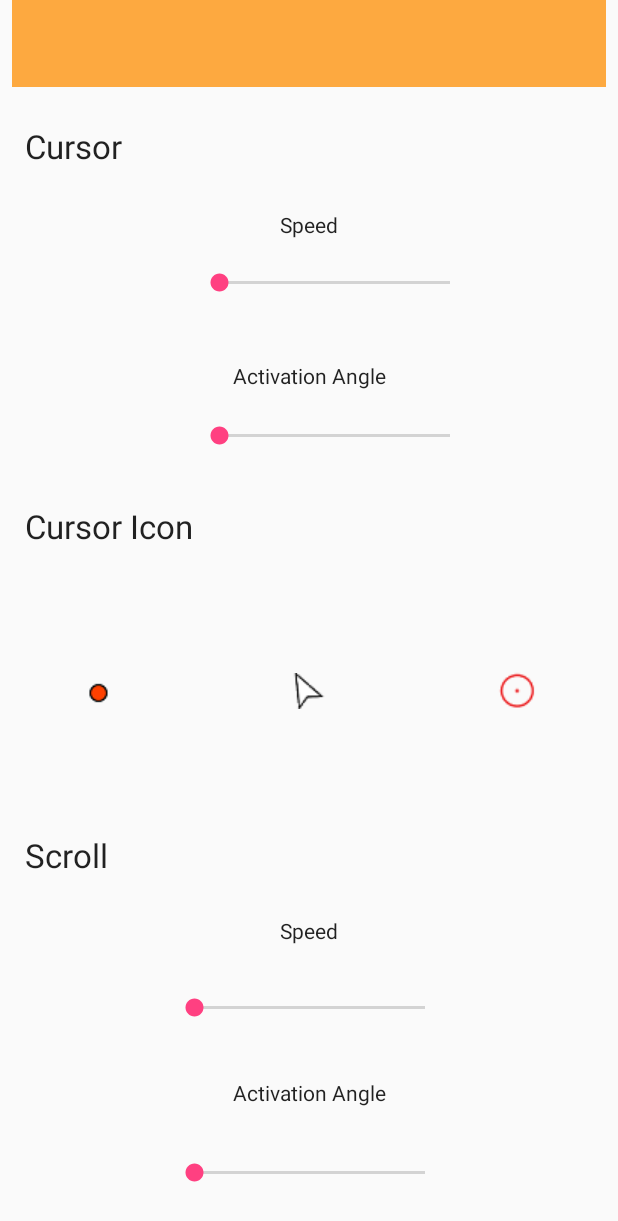
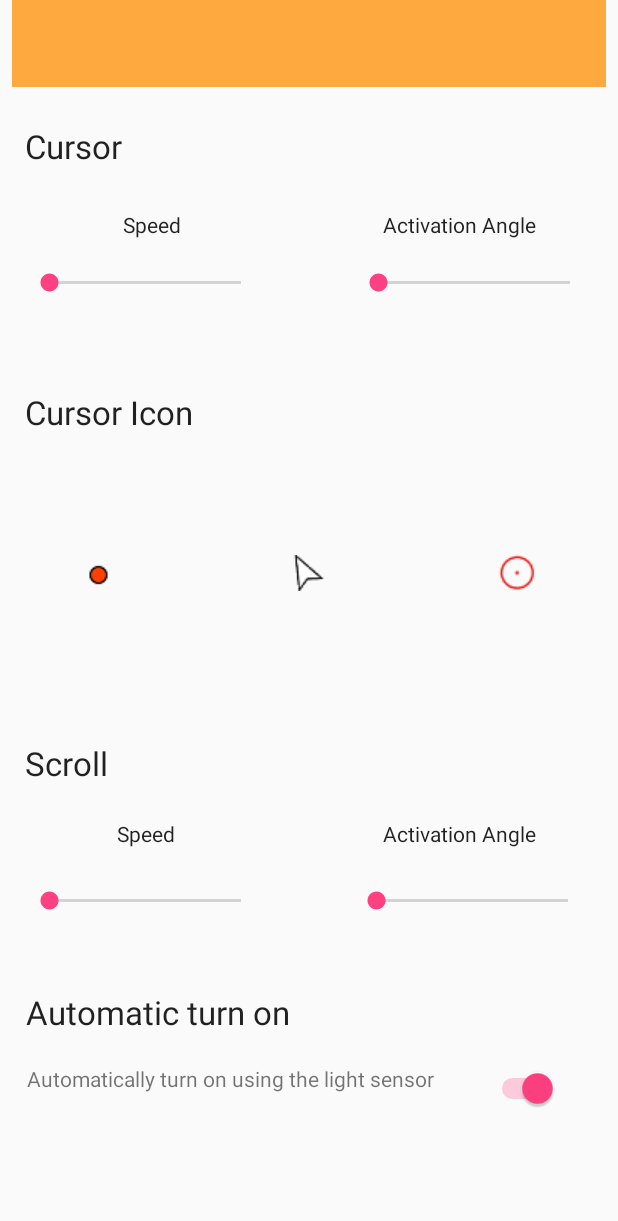
Before and after one commit to Revinz/P2_Application, an Android app: the layout activity_settings.xml on its own in the app's theme, with its tools: preview values and no code run, on a phone screen of 412 x 824 dp. Shown: the top 1221 px of the screen. Run offline under Robolectric (Android 15) with nearby library versions, the phone set to English and light mode, and no system bars.

Commit message:
Auto turn on

```diff
--- a/app/src/main/java/aau/g202/p2_gesturebasedinteraction/Settings.java
+++ b/app/src/main/java/aau/g202/p2_gesturebasedinteraction/Settings.java
@@ -5,21 +5,25 @@ import android.media.Image;
 import android.support.v7.app.AppCompatActivity;
 import android.os.Bundle;
 import android.view.View;
+import android.widget.CompoundButton;
 import android.widget.ImageButton;
 import android.widget.SeekBar;
 import android.widget.SeekBar.OnSeekBarChangeListener;
+import android.widget.Switch;
 
 public class Settings extends AppCompatActivity implements View.OnClickListener{
 
     //initializing variables
     SeekBar cursorSpeed_seekbar, cursorAngle_seekbar, scrollSpeed_seekbar, scrollAngle_seekbar;
     ImageButton dot_button, cursor_button, circle_button;
+    Switch AutoTurnOn;
 
     @Override
     protected void onCreate(Bundle savedInstanceState) {
         super.onCreate(savedInstanceState);
         setContentView(R.layout.activity_settings);
 
+        //Creating sharedPreferences for the seekbars and the switch
         SharedPreferences speed_cursor = getApplicationContext().getSharedPreferences("cursorSpeed",MODE_PRIVATE);
         final SharedPreferences.Editor cursorSpeedEdit = speed_cursor.edit();
 
@@ -32,11 +36,17 @@ public class Settings extends AppCompatActivity implements View.OnClickListener{
         SharedPreferences angle_scroll = getApplicationContext().getSharedPreferences("scrollAngle",MODE_PRIVATE);
         final SharedPreferences.Editor scrollAngleEdit = angle_scroll.edit();
 
+        SharedPreferences TurnOnAuto = getApplicationContext().getSharedPreferences("TurnOnB",MODE_PRIVATE);
+        final SharedPreferences.Editor AutoTurnOnEdit = TurnOnAuto.edit();
+
         //casting variables for the seekbars
         cursorSpeed_seekbar = findViewById(R.id.cursorSpeed_seekbar);
         cursorAngle_seekbar = findViewById(R.id.cursorAngle_seekbar);
         scrollSpeed_seekbar = findViewById(R.id.scrollSpeed_seekbar);
         scrollAngle_seekbar = findViewById(R.id.scrollAngle_seekbar);
+
+        //Casting variables for the switch
+        AutoTurnOn = findViewById(R.id.LightSensor_Switch);
 
         //casting variables for the image buttons
         dot_button = findViewById(R.id.dot_button);
@@ -128,6 +138,15 @@ public class Settings extends AppCompatActivity implements View.OnClickListener{
                 scrollAngleEdit.apply();
             }
         });
+
+        //To detect change on the switch
+        AutoTurnOn.setOnCheckedChangeListener(new CompoundButton.OnCheckedChangeListener() {
+            @Override
+            public void onCheckedChanged(CompoundButton compoundButton, boolean b) {
+                AutoTurnOnEdit.putBoolean("LightSensorValue",AutoTurnOn.isChecked());
+                AutoTurnOnEdit.apply();
+            }
+        });
     }
     //Method for selecting the different cursors
     public void onClick(View v) {
--- a/app/src/main/res/layout/activity_settings.xml
+++ b/app/src/main/res/layout/activity_settings.xml
@@ -24,6 +24,23 @@
         app:layout_constraintVertical_bias="0.097" />
 
     <TextView
+        android:id="@+id/Activation_Title"
+        android:layout_width="217dp"
+        android:layout_height="38dp"
+        android:layout_marginBottom="8dp"
+        android:layout_marginEnd="8dp"
+        android:layout_marginStart="8dp"
+        android:layout_marginTop="8dp"
+        android:text="Automatic turn on"
+        android:textAppearance="@style/TextAppearance.AppCompat.Large"
+        app:layout_constraintBottom_toBottomOf="parent"
+        app:layout_constraintEnd_toEndOf="parent"
+        app:layout_constraintHorizontal_bias="0.052"
+        app:layout_constraintStart_toStartOf="parent"
+        app:layout_constraintTop_toTopOf="parent"
+        app:layout_constraintVertical_bias="0.847" />
+
+    <TextView
         android:id="@+id/Scroll_Title"
         android:layout_width="126dp"
         android:layout_height="39dp"
@@ -38,7 +55,7 @@
         app:layout_constraintHorizontal_bias="0.033"
         app:layout_constraintStart_toStartOf="parent"
         app:layout_constraintTop_toTopOf="parent"
-        app:layout_constraintVertical_bias="0.712" />
+        app:layout_constraintVertical_bias="0.632" />
 
     <TextView
         android:id="@+id/cursorIcon_Title"
@@ -55,37 +72,26 @@
         app:layout_constraintHorizontal_bias="0.033"
         app:layout_constraintStart_toStartOf="parent"
         app:layout_constraintTop_toTopOf="parent"
-        app:layout_constraintVertical_bias="0.427" />
+        app:layout_constraintVertical_bias="0.328" />
 
     <SeekBar
         android:id="@+id/cursorAngle_seekbar"
-        android:layout_width="186dp"
+        android:layout_width="160dp"
         android:layout_height="39dp"
         android:layout_marginBottom="8dp"
-        android:layout_marginEnd="96dp"
+        android:layout_marginEnd="16dp"
+        android:layout_marginStart="8dp"
         android:layout_marginTop="8dp"
-        android:max="4"
         app:layout_constraintBottom_toBottomOf="parent"
         app:layout_constraintEnd_toEndOf="parent"
-        app:layout_constraintTop_toTopOf="parent"
-        app:layout_constraintVertical_bias="0.343" />
-
-    <SeekBar
-        android:id="@+id/cursorSpeed_seekbar"
-        android:layout_width="186dp"
-        android:layout_height="39dp"
-        android:layout_marginBottom="8dp"
-        android:layout_marginEnd="96dp"
-        android:layout_marginTop="8dp"
-        android:max="4"
-        app:layout_constraintBottom_toBottomOf="parent"
-        app:layout_constraintEnd_toEndOf="parent"
+        app:layout_constraintHorizontal_bias="1.0"
+        app:layout_constraintStart_toStartOf="parent"
         app:layout_constraintTop_toTopOf="parent"
         app:layout_constraintVertical_bias="0.21" />
 
     <SeekBar
-        android:id="@+id/scrollSpeed_seekbar"
-        android:layout_width="186dp"
+        android:id="@+id/cursorSpeed_seekbar"
+        android:layout_width="160dp"
         android:layout_height="39dp"
         android:layout_marginBottom="8dp"
         android:layout_marginEnd="8dp"
@@ -94,13 +100,14 @@
         android:max="4"
         app:layout_constraintBottom_toBottomOf="parent"
         app:layout_constraintEnd_toEndOf="parent"
+        app:layout_constraintHorizontal_bias="0.038"
         app:layout_constraintStart_toStartOf="parent"
         app:layout_constraintTop_toTopOf="parent"
-        app:layout_constraintVertical_bias="0.839" />
+        app:layout_constraintVertical_bias="0.21" />
 
     <SeekBar
-        android:id="@+id/scrollAngle_seekbar"
-        android:layout_width="186dp"
+        android:id="@+id/scrollSpeed_seekbar"
+        android:layout_width="160dp"
         android:layout_height="39dp"
         android:layout_marginBottom="8dp"
         android:layout_marginEnd="8dp"
@@ -109,9 +116,25 @@
         android:max="4"
         app:layout_constraintBottom_toBottomOf="parent"
         app:layout_constraintEnd_toEndOf="parent"
+        app:layout_constraintHorizontal_bias="0.038"
         app:layout_constraintStart_toStartOf="parent"
         app:layout_constraintTop_toTopOf="parent"
-        app:layout_constraintVertical_bias="0.982" />
+        app:layout_constraintVertical_bias="0.746" />
+
+    <SeekBar
+        android:id="@+id/scrollAngle_seekbar"
+        android:layout_width="160dp"
+        android:layout_height="39dp"
+        android:layout_marginBottom="8dp"
+        android:layout_marginEnd="8dp"
+        android:layout_marginStart="8dp"
+        android:layout_marginTop="8dp"
+        app:layout_constraintBottom_toBottomOf="parent"
+        app:layout_constraintEnd_toEndOf="parent"
+        app:layout_constraintHorizontal_bias="0.961"
+        app:layout_constraintStart_toStartOf="parent"
+        app:layout_constraintTop_toTopOf="parent"
+        app:layout_constraintVertical_bias="0.746" />
 
     <TextView
         android:id="@+id/cursorAngle_Text"
@@ -126,10 +149,10 @@
         android:textAppearance="@style/TextAppearance.AppCompat.Body1"
         app:layout_constraintBottom_toBottomOf="parent"
         app:layout_constraintEnd_toEndOf="parent"
-        app:layout_constraintHorizontal_bias="0.501"
+        app:layout_constraintHorizontal_bias="0.842"
         app:layout_constraintStart_toStartOf="parent"
         app:layout_constraintTop_toTopOf="parent"
-        app:layout_constraintVertical_bias="0.295"
+        app:layout_constraintVertical_bias="0.167"
         tools:text="Activation Angle" />
 
     <TextView
@@ -145,6 +168,7 @@
         android:textAppearance="@style/TextAppearance.AppCompat.Body1"
         app:layout_constraintBottom_toBottomOf="parent"
         app:layout_constraintEnd_toEndOf="parent"
+        app:layout_constraintHorizontal_bias="0.207"
         app:layout_constraintStart_toStartOf="parent"
         app:layout_constraintTop_toTopOf="parent"
         app:layout_constraintVertical_bias="0.167"
@@ -163,9 +187,10 @@
         android:textAppearance="@style/TextAppearance.AppCompat.Body1"
         app:layout_constraintBottom_toBottomOf="parent"
         app:layout_constraintEnd_toEndOf="parent"
+        app:layout_constraintHorizontal_bias="0.195"
         app:layout_constraintStart_toStartOf="parent"
         app:layout_constraintTop_toTopOf="parent"
-        app:layout_constraintVertical_bias="0.764"
+        app:layout_constraintVertical_bias="0.682"
         tools:text="Speed" />
 
     <TextView
@@ -181,10 +206,10 @@
         android:textAppearance="@style/TextAppearance.AppCompat.Body1"
         app:layout_constraintBottom_toBottomOf="parent"
         app:layout_constraintEnd_toEndOf="parent"
-        app:layout_constraintHorizontal_bias="0.501"
+        app:layout_constraintHorizontal_bias="0.842"
         app:layout_constraintStart_toStartOf="parent"
         app:layout_constraintTop_toTopOf="parent"
-        app:layout_constraintVertical_bias="0.901"
+        app:layout_constraintVertical_bias="0.682"
         tools:text="Activation Angle" />
 
     <android.support.v7.widget.Toolbar
@@ -217,7 +242,7 @@
         app:layout_constraintHorizontal_bias="0.029"
         app:layout_constraintStart_toStartOf="parent"
         app:layout_constraintTop_toTopOf="parent"
-        app:layout_constraintVertical_bias="0.569"
+        app:layout_constraintVertical_bias="0.458"
         app:srcCompat="@drawable/reddot"
         tools:background="@android:color/transparent" />
 
@@ -234,7 +259,7 @@
         app:layout_constraintEnd_toEndOf="parent"
         app:layout_constraintStart_toStartOf="parent"
         app:layout_constraintTop_toTopOf="parent"
-        app:layout_constraintVertical_bias="0.569"
+        app:layout_constraintVertical_bias="0.458"
         app:srcCompat="@drawable/mouse"
         tools:background="@android:color/transparent" />
 
@@ -252,8 +277,40 @@
         app:layout_constraintHorizontal_bias="0.97"
         app:layout_constraintStart_toStartOf="parent"
         app:layout_constraintTop_toTopOf="parent"
-        app:layout_constraintVertical_bias="0.569"
+        app:layout_constraintVertical_bias="0.458"
         app:srcCompat="@drawable/circle"
         tools:background="@android:color/transparent" />
 
+    <TextView
+        android:id="@+id/textView2"
+        android:layout_width="wrap_content"
+        android:layout_height="wrap_content"
+        android:layout_marginBottom="8dp"
+        android:layout_marginEnd="8dp"
+        android:layout_marginStart="8dp"
+        android:layout_marginTop="8dp"
+        android:text="Automatically turn on using the light sensor"
+        app:layout_constraintBottom_toBottomOf="parent"
+        app:layout_constraintEnd_toEndOf="parent"
+        app:layout_constraintHorizontal_bias="0.08"
+        app:layout_constraintStart_toStartOf="parent"
+        app:layout_constraintTop_toTopOf="parent"
+        app:layout_constraintVertical_bias="0.889" />
+
+    <Switch
+        android:id="@+id/LightSensor_Switch"
+        android:layout_width="wrap_content"
+        android:layout_height="wrap_content"
+        android:layout_marginBottom="8dp"
+        android:layout_marginEnd="8dp"
+        android:layout_marginStart="8dp"
+        android:layout_marginTop="8dp"
+        android:checked="true"
+        app:layout_constraintBottom_toBottomOf="parent"
+        app:layout_constraintEnd_toEndOf="parent"
+        app:layout_constraintHorizontal_bias="0.908"
+        app:layout_constraintStart_toStartOf="parent"
+        app:layout_constraintTop_toTopOf="parent"
+        app:layout_constraintVertical_bias="0.902" />
+
 </android.support.constraint.ConstraintLayout>
```
